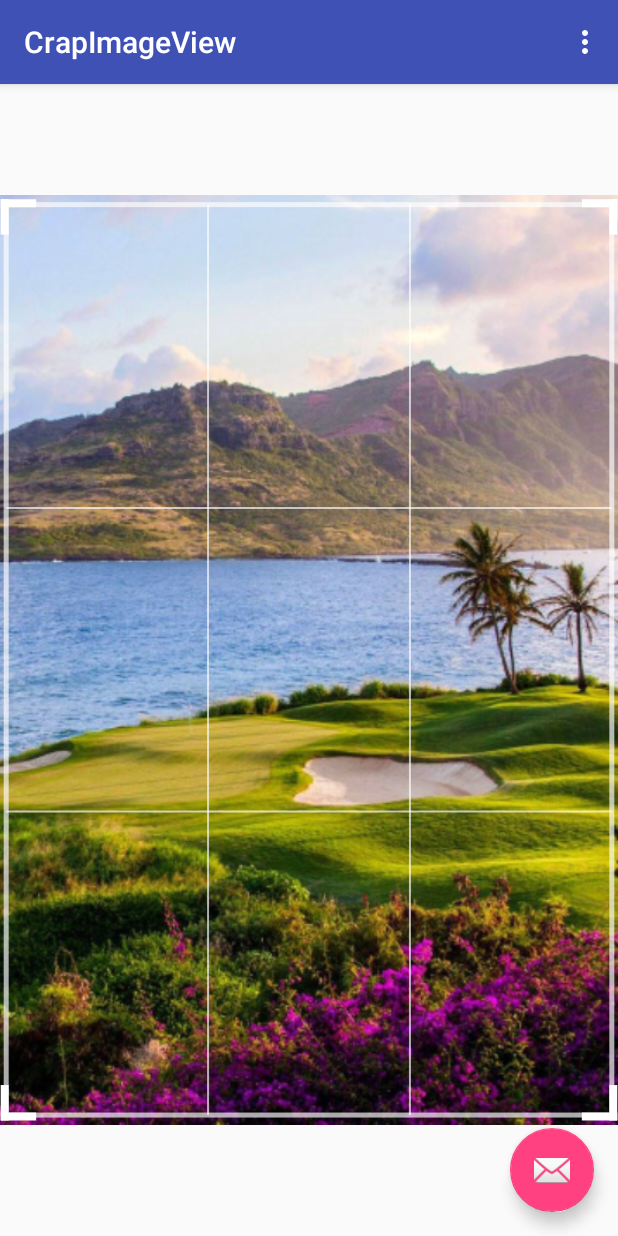
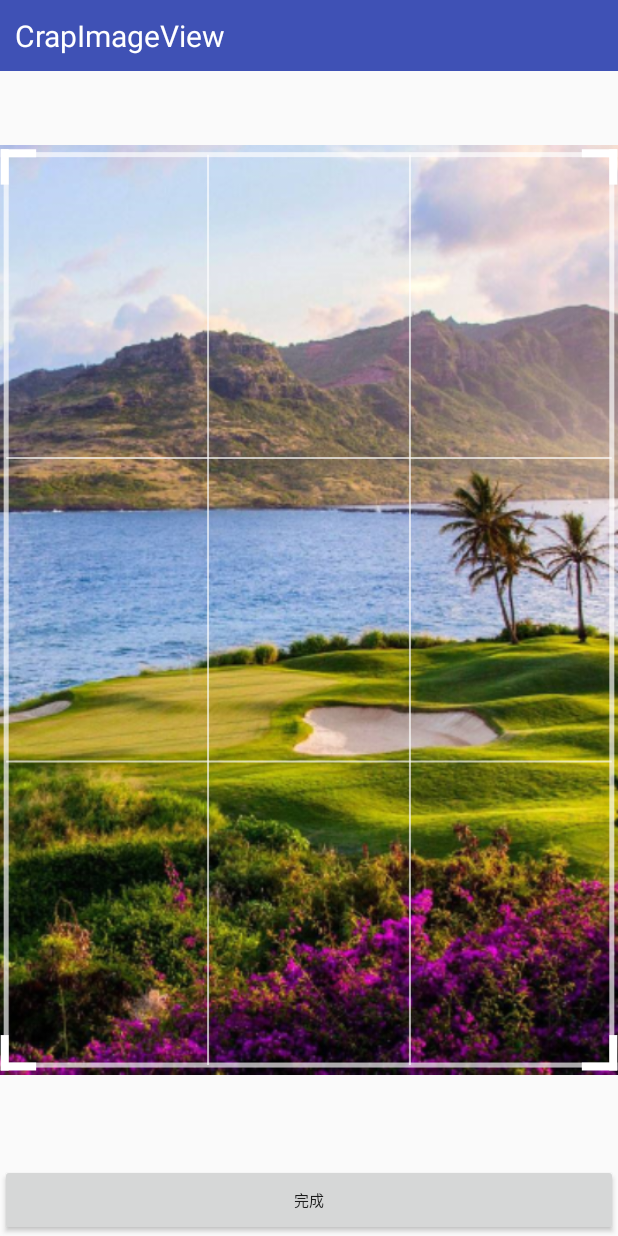
Before and after one commit to wangliu1994/CrapImageView, an Android app: the screen it shows after launch (MainActivity), on a phone screen of 412 x 824 dp. Run offline under Robolectric (Android 15) with nearby library versions, the phone set to English and light mode, and no system bars.

Commit message:
基本完成裁剪功能

```diff
--- a/app/src/main/AndroidManifest.xml
+++ b/app/src/main/AndroidManifest.xml
@@ -11,8 +11,7 @@
         android:theme="@style/AppTheme">
         <activity
             android:name=".MainActivity"
-            android:label="@string/app_name"
-            android:theme="@style/AppTheme.NoActionBar">
+            android:label="@string/app_name">
             <intent-filter>
                 <action android:name="android.intent.action.MAIN" />
 
--- a/app/src/main/java/com/winnie/widget/crapimageview/CropImageView.java
+++ b/app/src/main/java/com/winnie/widget/crapimageview/CropImageView.java
@@ -1,12 +1,14 @@
 package com.winnie.widget.crapimageview;
 
 import android.content.Context;
+import android.graphics.Bitmap;
 import android.graphics.Canvas;
 import android.graphics.Color;
 import android.graphics.Matrix;
 import android.graphics.Paint;
 import android.graphics.PointF;
 import android.graphics.RectF;
+import android.graphics.drawable.BitmapDrawable;
 import android.graphics.drawable.Drawable;
 import android.util.AttributeSet;
 import android.view.MotionEvent;
@@ -40,19 +42,29 @@ public class CropImageView extends ImageView {
      */
     private float mScaleRadius;
 
-    private float mCornerThickness;
+    /**
+     * 四个角小编线的宽度
+     */
+    private float mCornerWidth;
 
-    private float mBorderThickness;
+    /**
+     * 四条边线的宽度
+     */
+    private float mBorderWidth;
 
     /**
      * 四个角小短边的长度
      */
     private float mCornerLength;
 
-    //用来表示图片边界的矩形
+    /**
+     * /用来表示图片边界的矩形
+     */
     private RectF mBitmapRect = new RectF();
 
-    //手指位置距离裁剪框的偏移量
+    /**
+     * 手指位置距离裁剪框的偏移量
+     */
     private PointF mTouchOffset = new PointF();
 
     private CropWindowEdgeSelector mPressedCropWindowEdgeSelector;
@@ -68,10 +80,14 @@ public class CropImageView extends ImageView {
     }
 
     private void init(@NonNull Context context) {
+        mScaleRadius = CropUtils.dip2px(context, 24);
+        mBorderWidth = CropUtils.dip2px(context, 3);
+        mCornerWidth = CropUtils.dip2px(context, 5);
+        mCornerLength = CropUtils.dip2px(context, 20);
 
         mBorderPaint = new Paint();
         mBorderPaint.setStyle(Paint.Style.STROKE);
-        mBorderPaint.setStrokeWidth(CropUtils.dip2px(context, 3));
+        mBorderPaint.setStrokeWidth(mBorderWidth);
         mBorderPaint.setColor(Color.parseColor("#AAFFFFFF"));
 
         mGuidelinePaint = new Paint();
@@ -82,14 +98,8 @@ public class CropImageView extends ImageView {
 
         mCornerPaint = new Paint();
         mCornerPaint.setStyle(Paint.Style.STROKE);
-        mCornerPaint.setStrokeWidth(CropUtils.dip2px(context, 5));
+        mCornerPaint.setStrokeWidth(mCornerWidth);
         mCornerPaint.setColor(Color.WHITE);
-
-
-        mScaleRadius = CropUtils.dip2px(context, 24);
-        mBorderThickness = CropUtils.dip2px(context, 3);
-        mCornerThickness = CropUtils.dip2px(context, 5);
-        mCornerLength = CropUtils.dip2px(context, 20);
     }
 
     @Override
@@ -112,6 +122,40 @@ public class CropImageView extends ImageView {
         Edge.TOP.initCoordinate(bitmapRect.top + verticalPadding);
         Edge.RIGHT.initCoordinate(bitmapRect.right - horizontalPadding);
         Edge.BOTTOM.initCoordinate(bitmapRect.bottom - verticalPadding);
+    }
+
+    /**
+     * 获取裁剪好的BitMap
+     */
+    public Bitmap getCroppedImage() {
+        Drawable drawable = getDrawable();
+        if (drawable == null || !(drawable instanceof BitmapDrawable)) {
+            return null;
+        }
+        float[] matrixValues = new float[9];
+        getImageMatrix().getValues(matrixValues);
+        final float scaleX = matrixValues[Matrix.MSCALE_X];
+        final float scaleY = matrixValues[Matrix.MSCALE_Y];
+        final float transX = matrixValues[Matrix.MTRANS_X];
+        final float transY = matrixValues[Matrix.MTRANS_Y];
+
+        float bitmapLeft = (transX < 0 ? Math.abs(transX) : 0);
+        float bitmapTop = (transY < 0 ? Math.abs(transY) : 0);
+
+        Bitmap orgBitmap = ((BitmapDrawable) drawable).getBitmap();
+        float cropX = (bitmapLeft + Edge.LEFT.getCoordinate()) / scaleX;
+        float cropY = (bitmapTop + Edge.TOP.getCoordinate()) / scaleY;
+
+        float cropWidth = Math.min(Edge.getWidth() / scaleX, orgBitmap.getWidth() - cropX);
+        if (cropWidth < 0) {
+            cropWidth = 0;
+        }
+        float cropHeight = Math.min(Edge.getHeight() / scaleX, orgBitmap.getHeight() - cropY);
+        if (cropHeight < 0) {
+            cropHeight = 0;
+        }
+
+        return Bitmap.createBitmap(orgBitmap, (int) cropX, (int) cropY, (int) cropWidth, (int) cropHeight);
     }
 
     private RectF getBitmapRect() {
@@ -199,9 +243,8 @@ public class CropImageView extends ImageView {
         final float bottom = Edge.BOTTOM.getCoordinate();
 
         //简单的数学计算
-
-        final float lateralOffset = (mCornerThickness - mBorderThickness) / 2f;
-        final float startOffset = mCornerThickness - (mBorderThickness / 2f);
+        final float lateralOffset = (mCornerWidth - mBorderWidth) / 2f;
+        final float startOffset = mCornerWidth - mBorderWidth / 2f;
 
         //左上角左面的短线
         canvas.drawLine(left - lateralOffset, top - startOffset, left - lateralOffset, top + mCornerLength, mCornerPaint);
@@ -260,7 +303,7 @@ public class CropImageView extends ImageView {
         final float bottom = Edge.BOTTOM.getCoordinate();
 
         //获取手指所在位置位于裁剪框的哪个位置
-        mPressedCropWindowEdgeSelector = CropUtils.getPressedHandle(x, y, left, top, right, bottom, mScaleRadius);
+        mPressedCropWindowEdgeSelector = CropUtils.getPressedPosition(x, y, left, top, right, bottom, mScaleRadius);
 
         if (mPressedCropWindowEdgeSelector != null) {
             //计算手指按下的位置与裁剪框的偏移量
--- a/app/src/main/java/com/winnie/widget/crapimageview/Edge.java
+++ b/app/src/main/java/com/winnie/widget/crapimageview/Edge.java
@@ -17,8 +17,10 @@ public enum Edge {
     RIGHT,
     BOTTOM;
 
-    //裁剪框的最小宽度或者高度
-    private final int MIN_CROP_LENGTH_PX = 80;
+    /**
+     * 裁剪框的最小宽度或者高度
+     */
+    private final int MIN_CROP_LENGTH_PX = 150;
 
     /**
      * 上下左右边界的的坐标值，比如LEFT，RIGHT两条边的值是对应的边距离图片最左边的距离
@@ -55,7 +57,7 @@ public enum Edge {
                 mCoordinate = addJustRight(x, imageRect);
                 break;
             case BOTTOM:
-                mCoordinate = addJustTop(y, imageRect);
+                mCoordinate = addJustBottom(y, imageRect);
                 break;
             default:
                 break;
@@ -132,7 +134,7 @@ public enum Edge {
         }else {
             //裁剪框左边超过右边或者最小范围
             float top = Edge.TOP.getCoordinate();
-            if(y < top - MIN_CROP_LENGTH_PX){
+            if(y < top + MIN_CROP_LENGTH_PX){
                 y = top + MIN_CROP_LENGTH_PX;
             }
             resultY = y;
--- a/app/src/main/java/com/winnie/widget/crapimageview/MainActivity.java
+++ b/app/src/main/java/com/winnie/widget/crapimageview/MainActivity.java
@@ -2,56 +2,29 @@ package com.winnie.widget.crapimageview;
 
 import android.os.Bundle;
 import android.view.View;
-import android.view.Menu;
-import android.view.MenuItem;
-
-import com.google.android.material.floatingactionbutton.FloatingActionButton;
-import com.google.android.material.snackbar.Snackbar;
+import android.widget.Button;
 
 import androidx.appcompat.app.AppCompatActivity;
-import androidx.appcompat.widget.Toolbar;
 
 /**
  * @author winnie
  */
 public class MainActivity extends AppCompatActivity {
 
+    private CropImageView mCropImageView;
+
     @Override
     protected void onCreate(Bundle savedInstanceState) {
         super.onCreate(savedInstanceState);
         setContentView(R.layout.activity_main);
-        Toolbar toolbar = findViewById(R.id.toolbar);
-        setSupportActionBar(toolbar);
 
-        FloatingActionButton fab = findViewById(R.id.fab);
-        fab.setOnClickListener(new View.OnClickListener() {
+        mCropImageView = findViewById(R.id.crop_image_view);
+        Button okButton = findViewById(R.id.ok_button);
+        okButton.setOnClickListener(new View.OnClickListener() {
             @Override
-            public void onClick(View view) {
-                Snackbar.make(view, "Replace with your own action", Snackbar.LENGTH_LONG)
-                        .setAction("Action", null).show();
+            public void onClick(View v) {
+                mCropImageView.setImageBitmap(mCropImageView.getCroppedImage());
             }
         });
     }
-
-    @Override
-    public boolean onCreateOptionsMenu(Menu menu) {
-        // Inflate the menu; this adds items to the action bar if it is present.
-        getMenuInflater().inflate(R.menu.menu_main, menu);
-        return true;
-    }
-
-    @Override
-    public boolean onOptionsItemSelected(MenuItem item) {
-        // Handle action bar item clicks here. The action bar will
-        // automatically handle clicks on the Home/Up button, so long
-        // as you specify a parent activity in AndroidManifest.xml.
-        int id = item.getItemId();
-
-        //noinspection SimplifiableIfStatement
-        if (id == R.id.action_settings) {
-            return true;
-        }
-
-        return super.onOptionsItemSelected(item);
-    }
 }
--- a/app/src/main/res/layout/activity_main.xml
+++ b/app/src/main/res/layout/activity_main.xml
@@ -1,33 +1,33 @@
 <?xml version="1.0" encoding="utf-8"?>
-<androidx.coordinatorlayout.widget.CoordinatorLayout xmlns:android="http://schemas.android.com/apk/res/android"
-    xmlns:app="http://schemas.android.com/apk/res-auto"
+<LinearLayout xmlns:android="http://schemas.android.com/apk/res/android"
     xmlns:tools="http://schemas.android.com/tools"
     android:layout_width="match_parent"
     android:layout_height="match_parent"
+    android:orientation="vertical"
     tools:context=".MainActivity">
 
-    <com.google.android.material.appbar.AppBarLayout
+    <TextView
+        android:id="@+id/tv_title"
         android:layout_width="match_parent"
         android:layout_height="wrap_content"
-        android:theme="@style/AppTheme.AppBarOverlay">
+        android:background="@color/colorPrimary"
+        android:padding="10dp"
+        android:text="@string/app_name"
+        android:textColor="#ffffff"
+        android:textSize="20dp" />
 
-        <androidx.appcompat.widget.Toolbar
-            android:id="@+id/toolbar"
-            android:layout_width="match_parent"
-            android:layout_height="?attr/actionBarSize"
-            android:background="?attr/colorPrimary"
-            app:popupTheme="@style/AppTheme.PopupOverlay" />
+    <com.winnie.widget.crapimageview.CropImageView
+        android:id="@+id/crop_image_view"
+        android:layout_width="match_parent"
+        android:layout_height="wrap_content"
+        android:layout_weight="1"
+        android:src="@drawable/image" />
 
-    </com.google.android.material.appbar.AppBarLayout>
-
-    <include layout="@layout/content_main" />
-
-    <com.google.android.material.floatingactionbutton.FloatingActionButton
-        android:id="@+id/fab"
-        android:layout_width="wrap_content"
+    <Button
+        android:id="@+id/ok_button"
+        android:layout_width="match_parent"
         android:layout_height="wrap_content"
-        android:layout_gravity="bottom|end"
-        android:layout_margin="@dimen/fab_margin"
-        app:srcCompat="@android:drawable/ic_dialog_email" />
-
-</androidx.coordinatorlayout.widget.CoordinatorLayout>
+        android:layout_marginTop="10dp"
+        android:text="完成"
+        android:textSize="10dp" />
+</LinearLayout>
--- a/app/src/main/res/layout/content_main.xml
+++ /dev/null
@@ -1,19 +0,0 @@
-<?xml version="1.0" encoding="utf-8"?>
-<androidx.constraintlayout.widget.ConstraintLayout xmlns:android="http://schemas.android.com/apk/res/android"
-    xmlns:app="http://schemas.android.com/apk/res-auto"
-    xmlns:tools="http://schemas.android.com/tools"
-    android:layout_width="match_parent"
-    android:layout_height="match_parent"
-    app:layout_behavior="@string/appbar_scrolling_view_behavior"
-    tools:context=".MainActivity">
-
-    <com.winnie.widget.crapimageview.CropImageView
-        android:layout_width="match_parent"
-        android:layout_height="match_parent"
-        android:src="@drawable/image"
-        app:layout_constraintBottom_toBottomOf="parent"
-        app:layout_constraintLeft_toLeftOf="parent"
-        app:layout_constraintRight_toRightOf="parent"
-        app:layout_constraintTop_toTopOf="parent" />
-
-</androidx.constraintlayout.widget.ConstraintLayout>
--- a/app/src/main/res/values/styles.xml
+++ b/app/src/main/res/values/styles.xml
@@ -1,20 +1,10 @@
 <resources>
 
     <!-- Base application theme. -->
-    <style name="AppTheme" parent="Theme.AppCompat.Light.DarkActionBar">
+    <style name="AppTheme" parent="Theme.AppCompat.Light.NoActionBar">
         <!-- Customize your theme here. -->
         <item name="colorPrimary">@color/colorPrimary</item>
         <item name="colorPrimaryDark">@color/colorPrimaryDark</item>
         <item name="colorAccent">@color/colorAccent</item>
     </style>
-
-    <style name="AppTheme.NoActionBar">
-        <item name="windowActionBar">false</item>
-        <item name="windowNoTitle">true</item>
-    </style>
-
-    <style name="AppTheme.AppBarOverlay" parent="ThemeOverlay.AppCompat.Dark.ActionBar" />
-
-    <style name="AppTheme.PopupOverlay" parent="ThemeOverlay.AppCompat.Light" />
-
 </resources>
```
Also changed, not shown: app/src/main/java/com/winnie/widget/crapimageview/CropUtils.java (+8 -8 lines).
